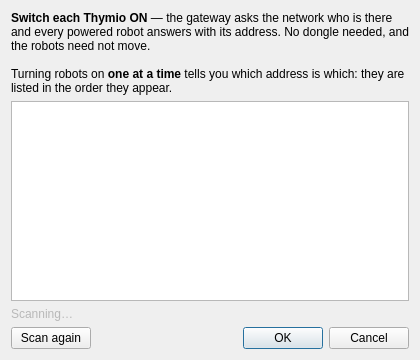
First picture: the form in src/gui/ui/thymio_discover_dialog.ui, repository techandpeople/SoftEdIBO, before the edit.
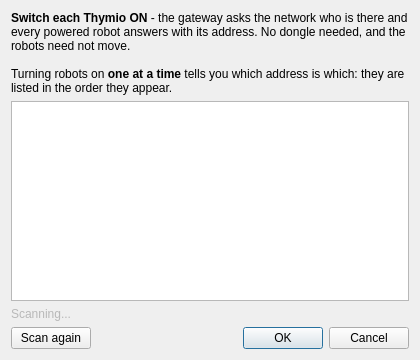
Second picture: the form after the edit.

What changed in the file:
```diff
--- a/src/gui/ui/thymio_discover_dialog.ui
+++ b/src/gui/ui/thymio_discover_dialog.ui
@@ -10,7 +10,7 @@
   <layout class="QVBoxLayout" name="main_layout">
    <item>
     <widget class="QLabel" name="instructions_label">
-     <property name="text"><string>&lt;b&gt;Switch each Thymio ON&lt;/b&gt; — the gateway asks the network who is there and every powered robot answers with its address. No dongle needed, and the robots need not move.&lt;br&gt;&lt;br&gt;Turning robots on &lt;b&gt;one at a time&lt;/b&gt; tells you which address is which: they are listed in the order they appear.</string></property>
+     <property name="text"><string>&lt;b&gt;Switch each Thymio ON&lt;/b&gt; - the gateway asks the network who is there and every powered robot answers with its address. No dongle needed, and the robots need not move.&lt;br&gt;&lt;br&gt;Turning robots on &lt;b&gt;one at a time&lt;/b&gt; tells you which address is which: they are listed in the order they appear.</string></property>
      <property name="wordWrap"><bool>true</bool></property>
     </widget>
    </item>
@@ -21,7 +21,7 @@
    </item>
    <item>
     <widget class="QLabel" name="status_label">
-     <property name="text"><string>Scanning…</string></property>
+     <property name="text"><string>Scanning...</string></property>
      <property name="styleSheet"><string>color: palette(mid);</string></property>
      <property name="whatsThis"><string>Scan progress: time left and how many Thymios have been seen.</string></property>
     </widget>
```
Left out of the diff: 4 changed lines with no effect on the pictures.
